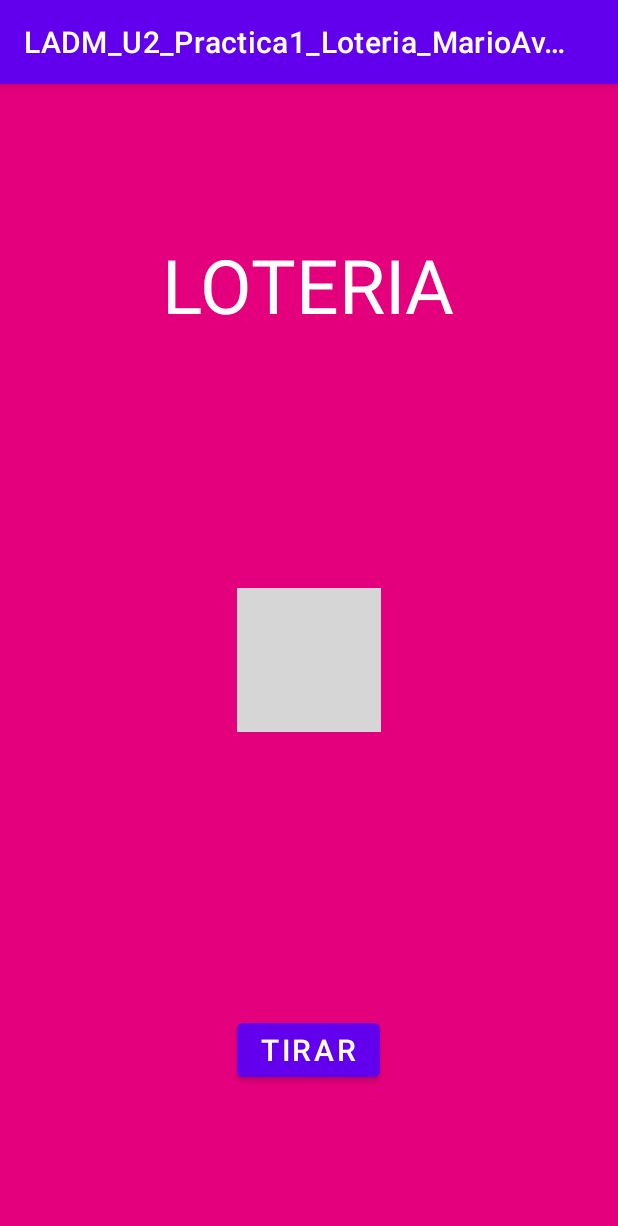
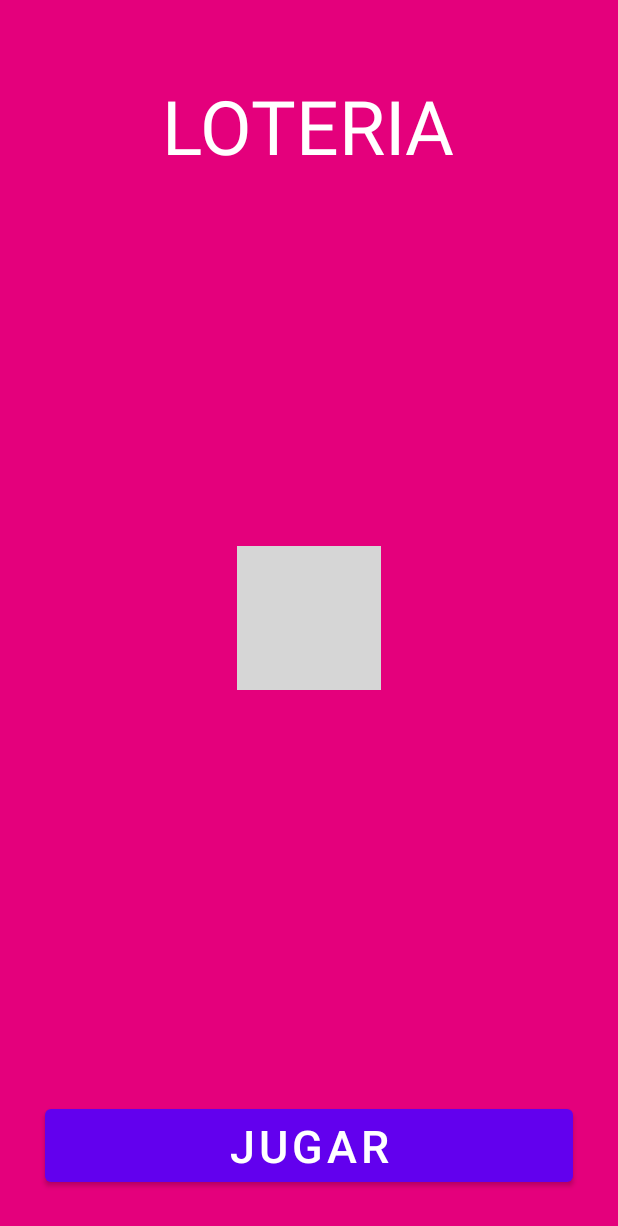
Before and after one commit to dasandovalal/LADM_U2_Practica1_Loteria_MarioAvalos_DanielSandoval, an Android app: the screen it shows after launch (MainActivity), on a phone screen of 412 x 824 dp. Shown: the top 1226 px of the screen. Run offline under Robolectric (Android 15) with nearby library versions, the phone set to English and light mode, and no system bars; grey boxes are pictures that could not be loaded.

Commit message:
Rediseño e hilo baraja

```diff
--- a/app/src/main/java/mx/edu/ittepic/ladm_u2_practica1_loteria_marioavalos_danielsandoval/MainActivity.kt
+++ b/app/src/main/java/mx/edu/ittepic/ladm_u2_practica1_loteria_marioavalos_danielsandoval/MainActivity.kt
@@ -35,8 +35,10 @@ class MainActivity : AppCompatActivity() {
     override fun onCreate(savedInstanceState: Bundle?) {
         super.onCreate(savedInstanceState)
         setContentView(R.layout.activity_main)
+        supportActionBar!!.hide()
 
-        barajear()
+        var hiloBarajear = HiloBaraja(this)
+        hiloBarajear.start()
 
         bt_tirar.setOnClickListener {
             corrutinaImagenLoteria()
@@ -44,59 +46,41 @@ class MainActivity : AppCompatActivity() {
     }
 
     fun corrutinaImagenLoteria() = GlobalScope.launch {
+
         for (carta in barajeada) {
-            Log.i("Carta a tirar: ","$carta")
             runOnUiThread() {
-                iv_baraja.setImageResource(baraja[carta])
+                iv_cartaJugada.setImageResource(baraja[carta])
             }
             delay(3000)
         }
     }
 
-    fun barajear(){
-        var carta = 0
-        var tiro = 1
-        var cartaAleatoria = ((Math.random()*54)).toInt()
-        barajeada.add(cartaAleatoria)
-        while (carta<53){
-            cartaAleatoria = ((Math.random()*54)).toInt()
-            if(!barajeada.contains(cartaAleatoria)){
-                barajeada.add(cartaAleatoria)
-                carta++
-            }
-        }
-        for (i in 0..barajeada.size-1){
-            Log.i("Barajeada No. $tiro","${barajeada[i]}")
-            tiro++
-        }
-    }
+
 }
 
 class HiloBaraja(main:MainActivity):Thread(){
     val m = main
     var carta = 0
-    var tiro = 1
+    var cartaAleatoria = 0
     override fun run() {
         super.run()
-        var cartaAleatoria = ((Math.random()*54)).toInt()
+        barajear()
+    }
+
+    fun barajear(){
+        cartaAleatoria = ((Math.random()*54)).toInt()
         m.barajeada.add(cartaAleatoria)
-        Log.i("Primer Carta: ","$cartaAleatoria")
         while (carta<53){
             cartaAleatoria = ((Math.random()*54)).toInt()
             if(!m.barajeada.contains(cartaAleatoria)){
                 m.barajeada.add(cartaAleatoria)
-                //Log.i("Carta No ${m.barajeada.size}: ","$cartaAleatoria")
                 carta++
                 sleep(10)
             }
         }
-        for (i in 0..m.barajeada.size-1){
-            Log.i("Carta No. $tiro","${m.barajeada[i]}")
+        /*for (i in 0..m.barajeada.size-1){
+            Log.i("Barajeada No. $tiro","${m.barajeada[i]}")
             tiro++
-        }
-
-
-
+        }*/ //Verificar que todas las cartas de barajearon sin repetir
     }
-
 }
--- a/app/src/main/res/layout/activity_main.xml
+++ b/app/src/main/res/layout/activity_main.xml
@@ -12,7 +12,7 @@
         android:layout_height="wrap_content"
         android:text="LOTERIA"
         android:layout_gravity="center_horizontal"
-        android:layout_marginTop="100dp"
+        android:layout_marginTop="50dp"
         android:textSize="50sp"
         android:textColor="@color/white"
         />
@@ -21,16 +21,22 @@
         android:layout_width="wrap_content"
         android:layout_height="wrap_content"
         android:src="@drawable/loteria"
-        android:id="@+id/iv_baraja"
         android:layout_gravity="center"/>
+    <ImageView
+        android:layout_width="wrap_content"
+        android:layout_height="wrap_content"
+        android:layout_gravity="center"
+        android:id="@+id/iv_cartaJugada"
+        android:layout_marginBottom="50dp"
+        />
 
     <Button
-        android:layout_width="wrap_content"
+        android:layout_width="match_parent"
         android:layout_height="wrap_content"
-        android:text="Tirar"
+        android:layout_margin="30dp"
+        android:text="jugar"
         android:layout_gravity="center|bottom"
-        android:layout_marginBottom="100dp"
         android:id="@+id/bt_tirar"
-        android:textSize="20sp"/>
+        android:textSize="30sp"/>
 
 </FrameLayout>
```
